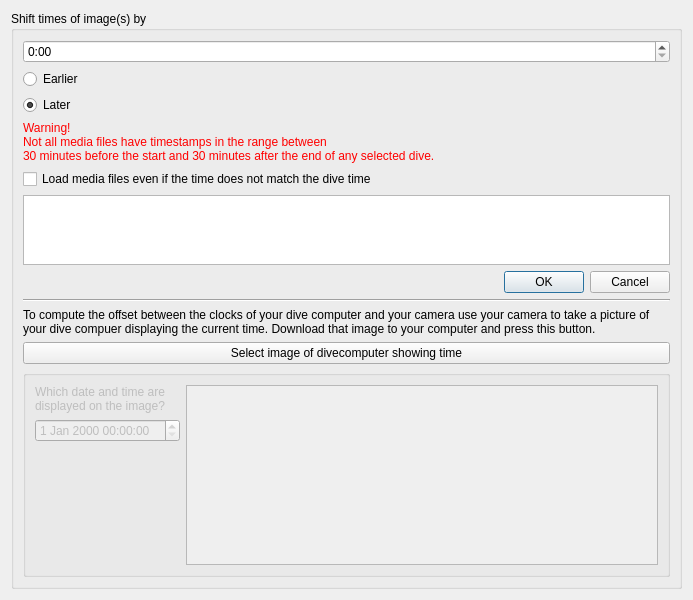
Qt form desktop-widgets/shiftimagetimes.ui (subsurface/subsurface) before a commit.
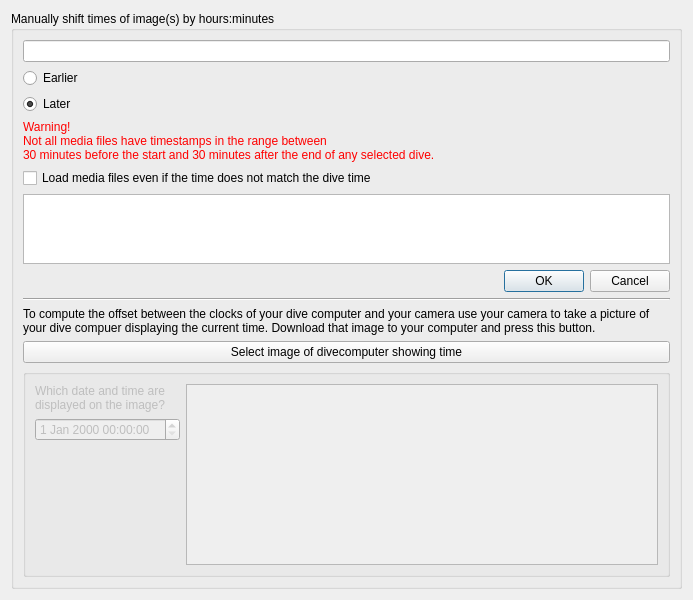
The same form after that commit. Icons and pictures are not drawn.

Commit message:
desktop/image: allow larger range for manual time shift
The QTimeEdit field is severely limited when it comes to the supported
time range. By coding our own input / validation we can allow far larger
time shifts. For simplicity, this always assumes hours:minutes format.

```diff
--- a/desktop-widgets/shiftimagetimes.ui
+++ b/desktop-widgets/shiftimagetimes.ui
@@ -31,72 +31,11 @@
    <item>
     <widget class="QGroupBox" name="groupBox">
      <property name="title">
-      <string>Shift times of image(s) by</string>
+      <string>Manually shift times of image(s) by hours:minutes</string>
      </property>
      <layout class="QVBoxLayout" name="verticalLayout">
       <item>
-       <widget class="QTimeEdit" name="timeEdit">
-        <property name="date">
-         <date>
-          <year>2000</year>
-          <month>1</month>
-          <day>1</day>
-         </date>
-        </property>
-        <property name="maximumDateTime">
-         <datetime>
-          <hour>23</hour>
-          <minute>59</minute>
-          <second>59</second>
-          <year>2010</year>
-          <month>12</month>
-          <day>31</day>
-         </datetime>
-        </property>
-        <property name="minimumDateTime">
-         <datetime>
-          <hour>0</hour>
-          <minute>0</minute>
-          <second>0</second>
-          <year>2000</year>
-          <month>1</month>
-          <day>1</day>
-         </datetime>
-        </property>
-        <property name="maximumDate">
-         <date>
-          <year>2010</year>
-          <month>12</month>
-          <day>31</day>
-         </date>
-        </property>
-        <property name="minimumDate">
-         <date>
-          <year>2000</year>
-          <month>1</month>
-          <day>1</day>
-         </date>
-        </property>
-        <property name="maximumTime">
-         <time>
-          <hour>23</hour>
-          <minute>59</minute>
-          <second>59</second>
-         </time>
-        </property>
-        <property name="minimumTime">
-         <time>
-          <hour>0</hour>
-          <minute>0</minute>
-          <second>0</second>
-         </time>
-        </property>
-        <property name="displayFormat">
-         <string>h:mm</string>
-        </property>
-        <property name="timeSpec">
-         <enum>Qt::LocalTime</enum>
-        </property>
+       <widget class="QLineEdit" name="timeEdit">
        </widget>
       </item>
       <item>
```
The commit also changes 2 other files.
